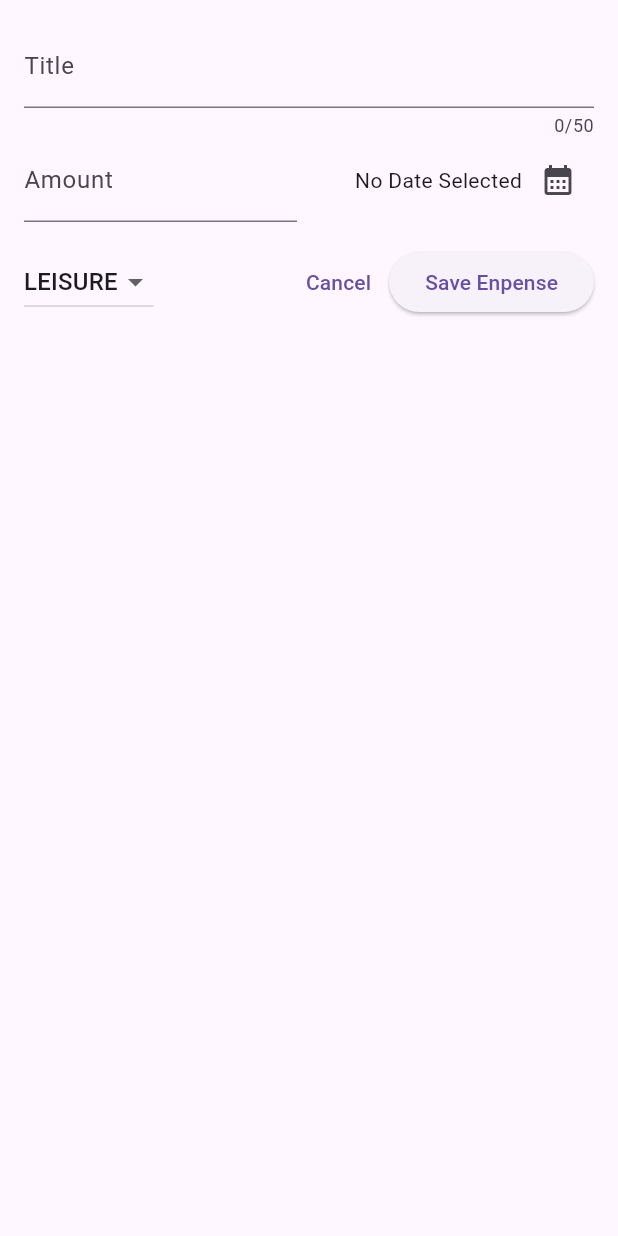
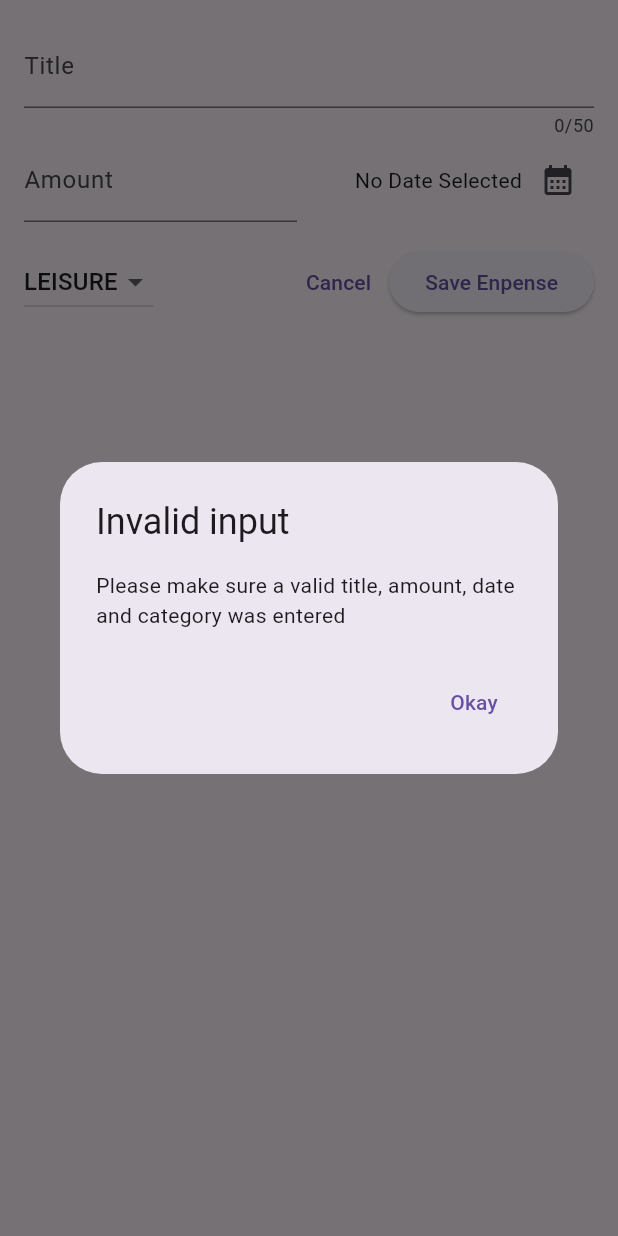
Before and after one commit to Sharoz29/expense-tracker-app, a Flutter app: the NewExpense widget shown alone on an empty page, opened directly, after a tap on "Save Enpense", on a phone screen of 412 x 824 dp. Run offline on Flutter 3.47's test engine with Material 3 defaults, Android fonts, the phone set to English and light mode, and no system bars.

Commit message:
Implement validation to show modal if invalid inputs are added

```diff
--- a/lib/widgets/new_expense.dart
+++ b/lib/widgets/new_expense.dart
@@ -44,6 +44,33 @@ class _NewExpenseState extends State<NewExpense> {
     _titleController.dispose();
     _amountController.dispose();
     super.dispose();
+  }
+
+  void _submitExpenseForm() {
+    final enteredAmount = double.tryParse(_amountController.text);
+    final amountIsInvalid = enteredAmount == null || enteredAmount <= 0;
+
+    if (_titleController.text.trim().isEmpty ||
+        amountIsInvalid ||
+        _selectedDate == null) {
+      showDialog(
+        context: context,
+        builder: (ctx) => AlertDialog(
+          title: const Text('Invalid input'),
+          content: const Text(
+              'Please make sure a valid title, amount, date and category was entered'),
+          actions: [
+            TextButton(
+              onPressed: () {
+                Navigator.pop(ctx);
+              },
+              child: const Text('Okay'),
+            )
+          ],
+        ),
+      );
+      return;
+    }
   }
 
   @override
@@ -122,12 +149,7 @@ class _NewExpenseState extends State<NewExpense> {
                 child: const Text('Cancel'),
               ),
               ElevatedButton(
-                onPressed: () {
-                  print(_selectedDate);
-                  print(_selectedCategory);
-                  print(_titleController.text);
-                  print(_amountController.text);
-                },
+                onPressed: _submitExpenseForm,
                 child: const Text('Save Enpense'),
               )
             ],
```
